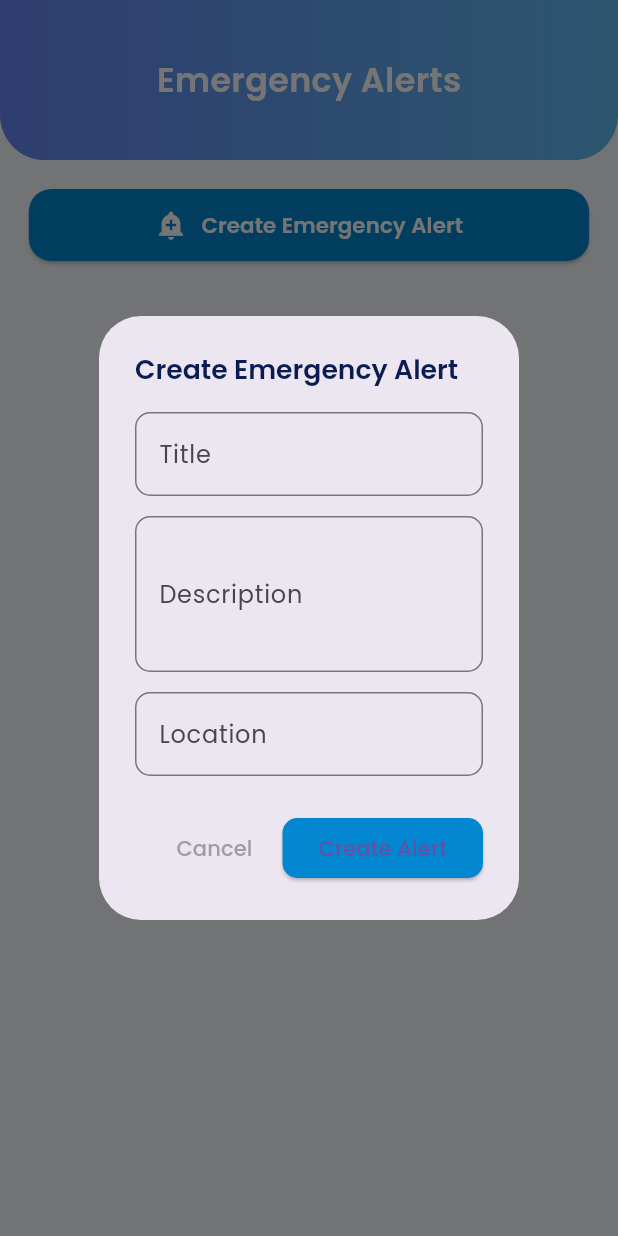
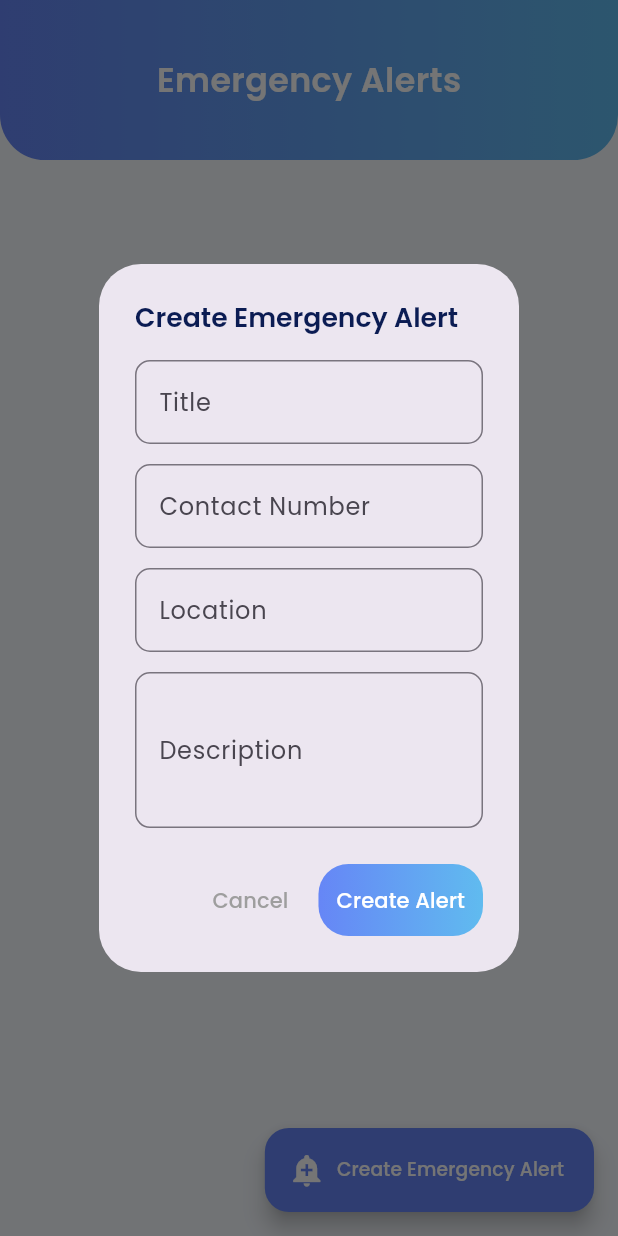
Before and after one commit to sifatullah-haque/UniBuddy, a Flutter app: the Emergency screen opened directly, after a tap on "Create Emergency Alert", on a phone screen of 412 x 824 dp. Run offline on Flutter 3.47's test engine with Material 3 defaults, Android fonts, the light colour scheme and no system bars; our stand-ins replace another_carousel_pro, cloud_firestore, firebase_auth, firebase_core, firebase_storage, flutter_screenutil and 6 more; accounts and stored records are empty.

Commit message:
emergency page created

```diff
--- a/lib/models/emergency_alert.dart
+++ b/lib/models/emergency_alert.dart
@@ -5,8 +5,10 @@ class EmergencyAlert {
   final String title;
   final String description;
   final String location;
+  final String contact; // Add new contact field
   final DateTime timestamp;
   final String userId;
+  final String userEmail;
 
   EmergencyAlert({
     required this.id,
@@ -15,6 +17,8 @@ class EmergencyAlert {
     required this.location,
     required this.timestamp,
     required this.userId,
+    this.userEmail = 'Unknown',
+    this.contact = '', // Initialize with default empty string
   });
 
   Map<String, dynamic> toMap() {
@@ -22,19 +26,23 @@ class EmergencyAlert {
       'title': title,
       'description': description,
       'location': location,
+      'contact': contact, // Include contact in map
       'timestamp': timestamp,
       'userId': userId,
+      'userEmail': userEmail,
     };
   }
 
-  static EmergencyAlert fromMap(String id, Map<String, dynamic> map) {
+  factory EmergencyAlert.fromMap(String id, Map<String, dynamic> map) {
     return EmergencyAlert(
       id: id,
       title: map['title'] ?? '',
       description: map['description'] ?? '',
       location: map['location'] ?? '',
+      contact: map['contact'] ?? '', // Parse contact from map
       timestamp: (map['timestamp'] as Timestamp).toDate(),
       userId: map['userId'] ?? '',
+      userEmail: map['userEmail'] ?? 'Unknown',
     );
   }
 }
--- a/lib/pages/home_page/Emergency/emergency.dart
+++ b/lib/pages/home_page/Emergency/emergency.dart
@@ -1,5 +1,6 @@
 import 'package:diu/Constant/color_is.dart';
 import 'package:flutter/material.dart';
+import 'package:flutter/services.dart'; // Add this import for clipboard functionality
 import 'package:flutter_screenutil/flutter_screenutil.dart';
 import 'package:cloud_firestore/cloud_firestore.dart';
 import 'package:firebase_auth/firebase_auth.dart';
@@ -16,6 +17,7 @@ class _EmergencyState extends State<Emergency> {
   final _titleController = TextEditingController();
   final _descriptionController = TextEditingController();
   final _locationController = TextEditingController();
+  final _contactController = TextEditingController(); // Add contact controller
   bool _isLoading = false;
 
   Future<void> _createAlert() async {
@@ -23,7 +25,9 @@ class _EmergencyState extends State<Emergency> {
 
     if (_titleController.text.isEmpty ||
         _descriptionController.text.isEmpty ||
-        _locationController.text.isEmpty) {
+        _locationController.text.isEmpty ||
+        _contactController.text.isEmpty) {
+      // Add validation for contact
       ScaffoldMessenger.of(context).showSnackBar(
         const SnackBar(content: Text('Please fill all fields')),
       );
@@ -34,20 +38,27 @@ class _EmergencyState extends State<Emergency> {
 
     try {
       final user = FirebaseAuth.instance.currentUser;
-      if (user == null) throw Exception('User not logged in');
+      if (user == null) {
+        throw Exception('User not logged in');
+      }
 
       final alert = EmergencyAlert(
         id: '',
         title: _titleController.text,
         description: _descriptionController.text,
         location: _locationController.text,
+        contact: _contactController.text, // Add contact to the model
         timestamp: DateTime.now(),
         userId: user.uid,
+        userEmail: user.email ?? 'Unknown',
       );
 
       await FirebaseFirestore.instance
           .collection('emergencyAlerts')
-          .add(alert.toMap());
+          .add(alert.toMap())
+          .timeout(const Duration(seconds: 10),
+              onTimeout: () =>
+                  throw Exception('Connection timeout. Please try again.'));
 
       if (!mounted) return;
 
@@ -55,6 +66,7 @@ class _EmergencyState extends State<Emergency> {
       _titleController.clear();
       _descriptionController.clear();
       _locationController.clear();
+      _contactController.clear(); // Clear contact field
 
       // Close the dialog first
       Navigator.of(context).pop();
@@ -65,8 +77,17 @@ class _EmergencyState extends State<Emergency> {
       );
     } catch (e) {
       if (!mounted) return;
+
+      String errorMessage = 'Error creating alert';
+      if (e.toString().contains('permission-denied')) {
+        errorMessage =
+            'Permission denied. Please check your account permissions.';
+      } else {
+        errorMessage = 'Error: ${e.toString()}';
+      }
+
       ScaffoldMessenger.of(context).showSnackBar(
-        SnackBar(content: Text('Error creating alert: $e')),
+        SnackBar(content: Text(errorMessage)),
       );
     } finally {
       if (mounted) {
@@ -79,10 +100,22 @@ class _EmergencyState extends State<Emergency> {
   Widget build(BuildContext context) {
     return Scaffold(
       backgroundColor: Coloris.backgroundColor,
+      floatingActionButton: FloatingActionButton.extended(
+        onPressed: () => _showCreateAlertDialog(context),
+        label: Text(
+          'Create Emergency Alert',
+          style: TextStyle(
+            color: Coloris.white,
+            fontSize: 14.sp,
+          ),
+        ),
+        icon: Icon(Icons.add_alert, color: Coloris.white),
+        backgroundColor: Color(0xff6686F6),
+      ),
       body: Column(
         children: [
           _buildHeader(),
-          _buildCreateAlertButton(context),
+          SizedBox(height: 20.h),
           Expanded(
             child: _buildAlertList(),
           ),
@@ -115,37 +148,6 @@ class _EmergencyState extends State<Emergency> {
               color: Coloris.white,
             ),
           ),
-        ),
-      ),
-    );
-  }
-
-  Widget _buildCreateAlertButton(BuildContext context) {
-    return Padding(
-      padding: EdgeInsets.all(20.w),
-      child: ElevatedButton(
-        onPressed: () => _showCreateAlertDialog(context),
-        style: ElevatedButton.styleFrom(
-          backgroundColor: Coloris.primary_color, // Changed from primary
-          shape: RoundedRectangleBorder(
-            borderRadius: BorderRadius.circular(15),
-          ),
-          padding: EdgeInsets.symmetric(vertical: 15.h),
-        ),
-        child: Row(
-          mainAxisAlignment: MainAxisAlignment.center,
-          children: [
-            Icon(Icons.add_alert, color: Coloris.white, size: 24.sp),
-            SizedBox(width: 10.w),
-            Text(
-              "Create Emergency Alert",
-              style: TextStyle(
-                fontSize: 16.sp,
-                color: Coloris.white,
-                fontWeight: FontWeight.w600,
-              ),
-            ),
-          ],
         ),
       ),
     );
@@ -223,6 +225,35 @@ class _EmergencyState extends State<Emergency> {
           ),
           SizedBox(height: 10.h),
           Row(
+            children: [
+              Expanded(
+                child: Text(
+                  "Contact: ${alert.contact}",
+                  style: TextStyle(
+                    fontSize: 14.sp,
+                    color: Coloris.text_color,
+                  ),
+                ),
+              ),
+              InkWell(
+                onTap: () => _copyToClipboard(alert.contact),
+                child: Container(
+                  padding: EdgeInsets.all(5.w),
+                  decoration: BoxDecoration(
+                    color: Colors.grey[100],
+                    borderRadius: BorderRadius.circular(5),
+                  ),
+                  child: Icon(
+                    Icons.copy,
+                    color: Coloris.primary_color,
+                    size: 18.sp,
+                  ),
+                ),
+              ),
+            ],
+          ),
+          SizedBox(height: 5.h),
+          Row(
             mainAxisAlignment: MainAxisAlignment.spaceBetween,
             children: [
               Text(
@@ -244,6 +275,19 @@ class _EmergencyState extends State<Emergency> {
         ],
       ),
     );
+  }
+
+  // Add this new method to handle copying to clipboard
+  void _copyToClipboard(String text) {
+    Clipboard.setData(ClipboardData(text: text)).then((_) {
+      ScaffoldMessenger.of(context).showSnackBar(
+        SnackBar(
+          content: Text("Contact number copied to clipboard"),
+          backgroundColor: Coloris.primary_color,
+          duration: Duration(seconds: 2),
+        ),
+      );
+    });
   }
 
   String _getTimeAgo(DateTime dateTime) {
@@ -269,13 +313,36 @@ class _EmergencyState extends State<Emergency> {
             color: Coloris.text_color,
           ),
         ),
-        content: Column(
+        content: SingleChildScrollView(
+          child: Column(
             mainAxisSize: MainAxisSize.min,
             children: [
               TextField(
                 controller: _titleController,
                 decoration: InputDecoration(
                   labelText: "Title",
+                  border: OutlineInputBorder(
+                    borderRadius: BorderRadius.circular(10),
+                  ),
+                ),
+              ),
+              SizedBox(height: 15.h),
+              TextField(
+                controller: _contactController, // Add contact field
+                decoration: InputDecoration(
+                  labelText: "Contact Number",
+                  border: OutlineInputBorder(
+                    borderRadius: BorderRadius.circular(10),
+                  ),
+                ),
+                keyboardType:
+                    TextInputType.phone, // Set keyboard type for phone
+              ),
+              SizedBox(height: 15.h),
+              TextField(
+                controller: _locationController,
+                decoration: InputDecoration(
+                  labelText: "Location",
                   border: OutlineInputBorder(
                     borderRadius: BorderRadius.circular(10),
                   ),
@@ -292,32 +359,28 @@ class _EmergencyState extends State<Emergency> {
                   ),
                 ),
               ),
-            SizedBox(height: 15.h),
-            TextField(
-              controller: _locationController,
-              decoration: InputDecoration(
-                labelText: "Location",
-                border: OutlineInputBorder(
-                  borderRadius: BorderRadius.circular(10),
+            ],
           ),
-              ),
-            ),
-          ],
         ),
         actions: [
           TextButton(
             onPressed: () => Navigator.pop(context),
             child: Text("Cancel", style: TextStyle(color: Colors.grey)),
           ),
-          ElevatedButton(
+          Container(
+            decoration: BoxDecoration(
+              gradient: const LinearGradient(
+                colors: [Color(0xff6686F6), Color(0xff60BBEF)],
+              ),
+              borderRadius: BorderRadius.circular(20),
+            ),
+            child: TextButton(
               onPressed: _isLoading ? null : _createAlert,
-            style: ElevatedButton.styleFrom(
-              backgroundColor: Coloris.primary_color,
-              shape: RoundedRectangleBorder(
-                borderRadius: BorderRadius.circular(10),
+              child: Text(
+                _isLoading ? "Creating..." : "Create Alert",
+                style: TextStyle(color: Colors.white),
               ),
             ),
-            child: Text(_isLoading ? "Creating..." : "Create Alert"),
           ),
         ],
       ),
```
Also changed, not shown: 1 other file. Lines whose indentation alone changed are shown as unchanged.
